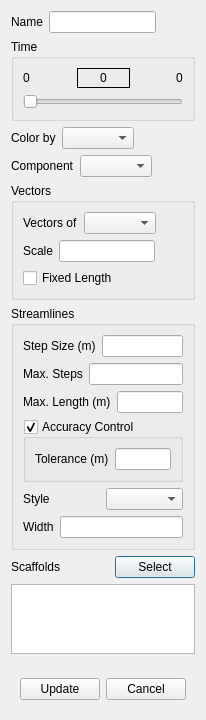
Qt form baramFlow/view/results/graphics/graphic_dialog.ui (nextfoam/baram) before a commit.
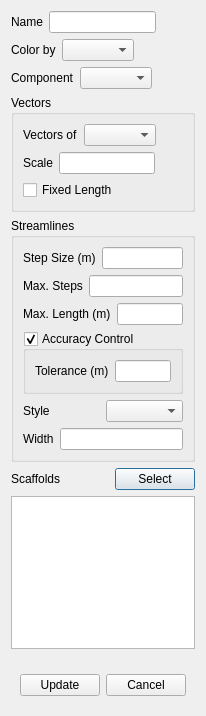
The same form after that commit. Custom widgets are drawn as their Qt base class.

Commit message: Issue baram#642 Automatic play in Graphics View

```diff
--- a/baramFlow/view/results/graphics/graphic_dialog.ui
+++ b/baramFlow/view/results/graphics/graphic_dialog.ui
@@ -70,111 +70,6 @@
         </layout>
        </widget>
       </item>
-      <item>
-       <widget class="QGroupBox" name="groupBox">
-        <property name="title">
-         <string>Time</string>
-        </property>
-        <layout class="QVBoxLayout" name="verticalLayout_2">
-         <property name="leftMargin">
-          <number>9</number>
-         </property>
-         <property name="topMargin">
-          <number>9</number>
-         </property>
-         <property name="rightMargin">
-          <number>9</number>
-         </property>
-         <property name="bottomMargin">
-          <number>9</number>
-         </property>
-         <item>
-          <widget class="QWidget" name="widget_4" native="true">
-           <layout class="QHBoxLayout" name="horizontalLayout_8">
-            <property name="leftMargin">
-             <number>0</number>
-            </property>
-            <property name="topMargin">
-             <number>0</number>
-            </property>
-            <property name="rightMargin">
-             <number>0</number>
-            </property>
-            <property name="bottomMargin">
-             <number>0</number>
-            </property>
-            <item>
-             <widget class="QLabel" name="startTime">
-              <property name="text">
-               <string>0</string>
-              </property>
-             </widget>
-            </item>
-            <item>
-             <spacer name="horizontalSpacer_3">
-              <property name="orientation">
-               <enum>Qt::Horizontal</enum>
-              </property>
-              <property name="sizeHint" stdset="0">
-               <size>
-                <width>40</width>
-                <height>20</height>
-               </size>
-              </property>
-             </spacer>
-            </item>
-            <item>
-             <widget class="QLabel" name="currentTime">
-              <property name="minimumSize">
-               <size>
-                <width>53</width>
-                <height>0</height>
-               </size>
-              </property>
-              <property name="frameShape">
-               <enum>QFrame::Panel</enum>
-              </property>
-              <property name="text">
-               <string>0</string>
-              </property>
-              <property name="alignment">
-               <set>Qt::AlignCenter</set>
-              </property>
-             </widget>
-            </item>
-            <item>
-             <spacer name="horizontalSpacer_4">
-              <property name="orientation">
-               <enum>Qt::Horizontal</enum>
-              </property>
-              <property name="sizeHint" stdset="0">
-               <size>
-                <width>40</width>
-                <height>20</height>
-               </size>
-              </property>
-             </spacer>
-            </item>
-            <item>
-             <widget class="QLabel" name="lastTime">
-              <property name="text">
-               <string>0</string>
-              </property>
-             </widget>
-            </item>
-           </layout>
-          </widget>
-         </item>
-         <item>
-          <widget class="QSlider" name="slider">
-           <property name="orientation">
-            <enum>Qt::Horizontal</enum>
-           </property>
-          </widget>
-         </item>
-        </layout>
-       </widget>
-      </item>
       <item>
        <widget class="QWidget" name="widget_3" native="true">
         <layout class="QHBoxLayout" name="horizontalLayout_2">
```
The commit also changes 14 other files.
